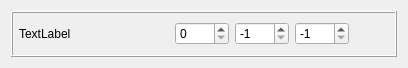
r0nd0ud0u/qt-rpg, file app/view/forms/editstatpanel.ui: the form before one commit.
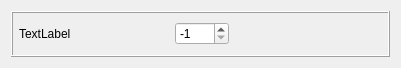
The form after the commit.

```diff
--- a/app/view/forms/editstatpanel.ui
+++ b/app/view/forms/editstatpanel.ui
@@ -75,19 +75,6 @@
         </property>
        </widget>
       </item>
-      <item>
-       <widget class="QSpinBox" name="start_spinBox">
-        <property name="sizePolicy">
-         <sizepolicy hsizetype="Fixed" vsizetype="Fixed">
-          <horstretch>0</horstretch>
-          <verstretch>0</verstretch>
-         </sizepolicy>
-        </property>
-        <property name="maximum">
-         <number>9999</number>
-        </property>
-       </widget>
-      </item>
       <item>
        <widget class="QSpinBox" name="max_spinBox">
         <property name="sizePolicy">
@@ -107,25 +94,6 @@
         </property>
        </widget>
       </item>
-      <item>
-       <widget class="QSpinBox" name="regen_spinBox">
-        <property name="sizePolicy">
-         <sizepolicy hsizetype="Fixed" vsizetype="Fixed">
-          <horstretch>0</horstretch>
-          <verstretch>0</verstretch>
-         </sizepolicy>
-        </property>
-        <property name="minimum">
-         <number>-1</number>
-        </property>
-        <property name="maximum">
-         <number>9999</number>
-        </property>
-        <property name="value">
-         <number>-1</number>
-        </property>
-       </widget>
-      </item>
       <item>
        <spacer name="horizontalSpacer">
         <property name="orientation">
```
